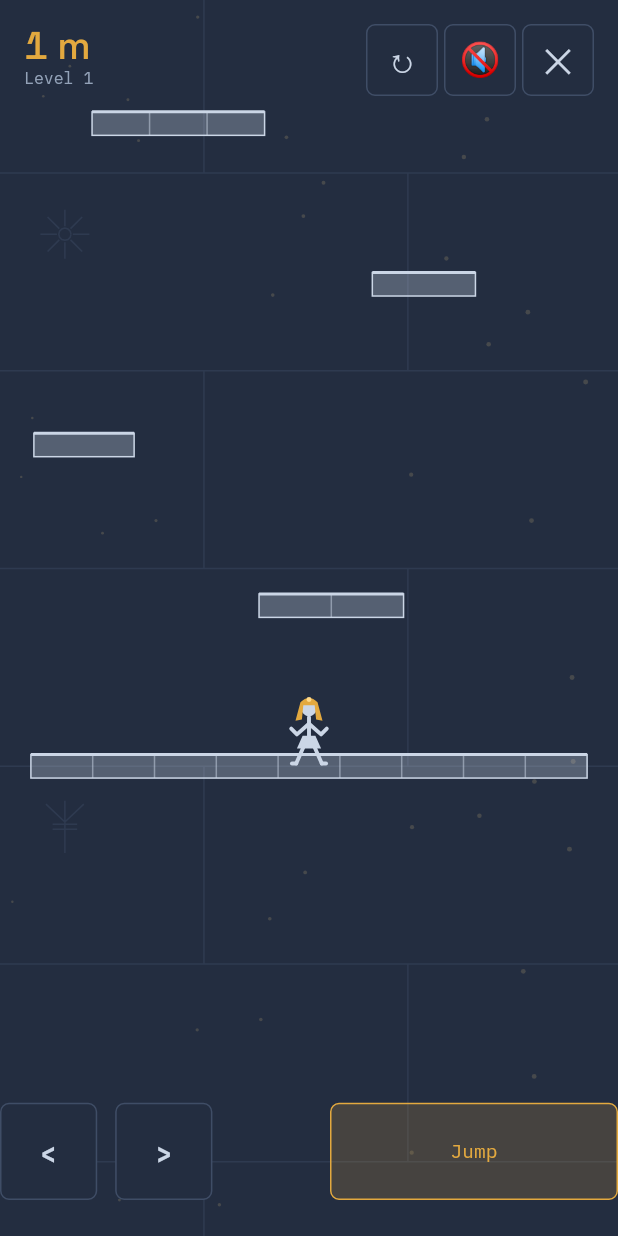
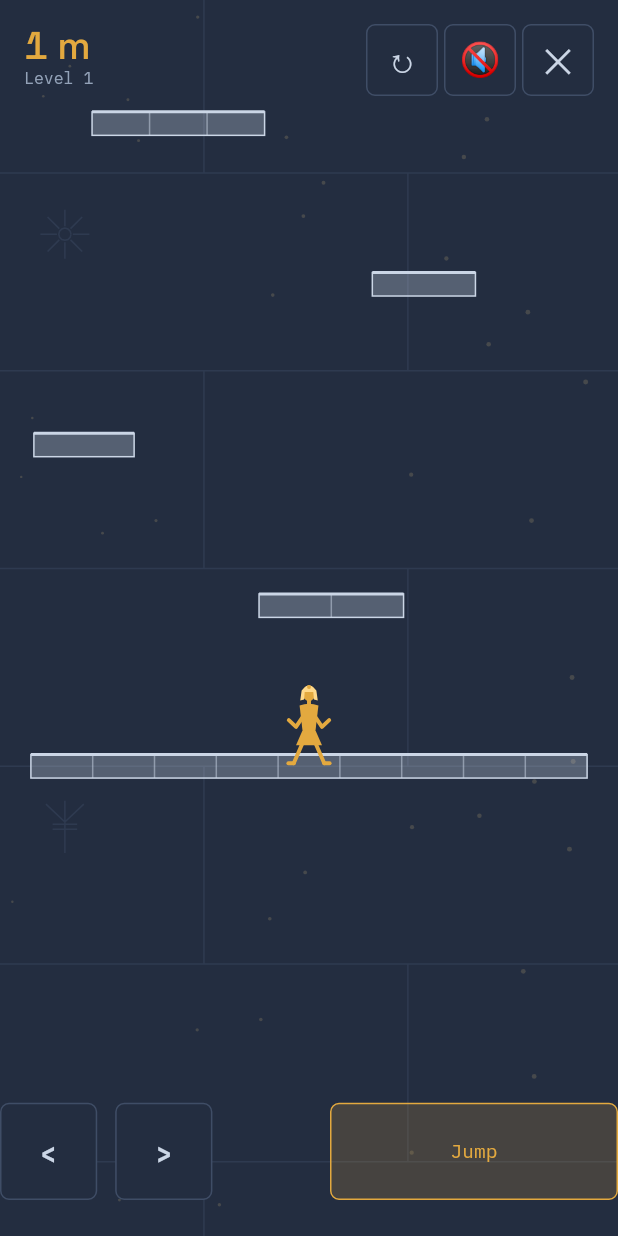
Before and after one commit to Asherbinyy/asherbinyy.github.io, a Flutter app: the AscentStage screen opened directly, after a tap on an icon or button, on a phone screen of 412 x 824 dp. Run offline on Flutter 3.47's test engine with Material 3 defaults, Android fonts, the phone set to English and light mode, and no system bars; our stand-ins replace audioplayers, flutter_riverpod, freezed_annotation, go_router, material_ui, riverpod_annotation and 2 more; missing offline and left inert: dart:js_interop, dart:ui_web; accounts and stored records are empty; generated files the repository leaves out were written again; network calls fail; statements that could not run were skipped; project files that could hold a hidden picture were left out.

Commit message:
feat(game): the climber is a person, in gold, instead of a stick in stone
The owner asked for a more realistic character, from a CC-licensed source
if one fitted. The licence research was done first and is recorded in the
worklog -- Kenney's Platformer Characters pack is genuinely CC0, confirmed
from kenney.nl directly, and OpenGameArt and itch.io both carry usable
CC0 packs.

None were used, deliberately. This site is bespoke carved Egyptian
line-work throughout, and a recoloured off-the-shelf platformer sprite
dropped into it would read as exactly the generic, bolted-on thing that
has been rejected repeatedly here. The figure is also about fifty pixels
tall in play, where little of a detailed sprite survives anyway. The
licences are cleared if the owner wants that route regardless.

Three passes, each driven by looking at the result rather than the code:

Gold instead of stone first -- he had been painted the same colour as the
wall he climbs, which is most of why he read as a stick figure. Section 2
reserves gold for the person, and on this screen that is him.

Then a pass with a profile face, a wesekh collar and flared nemes lappets,
which at fifty pixels came back as a chunky cartoon with unmistakable
blonde pigtails. Screenshotted, looked at, thrown away -- the same lesson
the football figure taught: at sprite scale the silhouette is the design.

Then silhouette-first: lean limbs, a real neck, a headdress that hugs the
skull rather than flaring past the shoulders, and finally a filled torso,
broad at the shoulder and drawn in at the waist. That torso is the
difference between a person and a stick figure at this size.

Drawn size went from 1.15m to 1.45m of the twenty-metre camera. It is
purely a painting constant, used nowhere in the physics, so nothing about
how the climb plays changed.

fvm dart format --set-exit-if-changed .   pass, 301 files, 0 changed
fvm flutter analyze                        pass, no issues
fvm flutter test                           pass, 706 tests
fvm flutter build web --wasm               pass

Co-Authored-By: Claude Opus 5 <noreply@anthropic.com>

```diff
--- a/lib/core/painting/ascent_painter.dart
+++ b/lib/core/painting/ascent_painter.dart
@@ -111,7 +111,7 @@ class AscentPainter extends CustomPainter {
   ///
   /// Two fifths of the gap between ledges, which is the proportion that reads
   /// as a creature climbing a tower rather than as a creature wedged in one.
-  static const double _climberMetres = 1.15;
+  static const double _climberMetres = 1.45;
 
   /// Metres between torches down a pier.
   static const double _torchGap = 7.5;
@@ -667,62 +667,120 @@ class AscentPainter extends CustomPainter {
       ..translate(x, y)
       ..scale(1 + spring, 1 - spring);
     Offset p(double dx, double dy) => Offset(dx * height, dy * height);
+
+    // Gold, not stone. The climber used to be painted in the same colour as
+    // the wall he is climbing, which is most of why he read as a stick figure
+    // rather than a person: a stone-coloured outline against stone-coloured
+    // masonry. Section 2 of the design system reserves gold for the person and
+    // for what is live, and on this screen that is him.
+    //
+    // He is about fifty pixels tall in play, which is sprite scale, and the
+    // first pass at this learned the lesson the hard way: a profile face, a
+    // wesekh collar and flared nemes lappets all at once turned to mush, and
+    // what read back was a chunky cartoon with blonde pigtails. At this size
+    // only the silhouette survives, so that is all this draws -- lean limbs,
+    // a real neck, a headdress that hugs the skull rather than flaring off
+    // it, and nothing else competing with them.
     final limb = Paint()
-      ..color = stone
-      ..strokeWidth = math.max(strokeWidth * 1.8, height * 0.055)
+      ..color = gold
+      ..strokeWidth = math.max(strokeWidth * 1.6, height * 0.044)
       ..strokeCap = StrokeCap.round
       ..strokeJoin = StrokeJoin.round
       ..style = PaintingStyle.stroke;
-    final spread = isReducedMotion || world.isGrounded ? 0.12 : 0.18;
-    final armY = world.velocity > 0 ? -0.68 : -0.45;
+    final solid = Paint()..color = gold;
+
+    // Legs stride wider in the air than on a ledge, so a jump reads as a jump
+    // from the silhouette alone.
+    final spread = isReducedMotion || world.isGrounded ? 0.11 : 0.17;
+    // Arms go up as he rises and forward as he falls -- the one cue that says
+    // which half of a jump you are watching.
+    final armY = world.velocity > 0 ? -0.66 : -0.44;
+
     canvas
-      ..drawLine(p(0, -0.69), p(0, -0.31), limb)
+      // Neck, short and real, so the head never floats free of the body.
+      ..drawLine(p(0, -0.775), p(0, -0.70), limb)
+      // The torso, as mass rather than as a line. This is the whole
+      // difference between a person and a stick figure at this size: broad at
+      // the shoulder, drawn in at the waist, and wide enough to carry the
+      // kilt beneath it.
       ..drawPath(
         Path()
-          ..moveTo(0, -height * 0.60)
-          ..lineTo(-height * 0.17, height * armY)
-          ..lineTo(-height * 0.25, height * (armY - 0.08)),
+          ..moveTo(-height * 0.105, -height * 0.680)
+          ..quadraticBezierTo(
+            0,
+            -height * 0.715,
+            height * 0.105,
+            -height * 0.680,
+          )
+          ..lineTo(height * 0.072, -height * 0.395)
+          ..lineTo(-height * 0.072, -height * 0.395)
+          ..close(),
+        solid,
+      )
+      // Arms, shoulder to elbow to hand.
+      ..drawPath(
+        Path()
+          ..moveTo(0, -height * 0.655)
+          ..lineTo(-height * 0.145, height * armY)
+          ..lineTo(-height * 0.225, height * (armY - 0.075)),
         limb,
       )
       ..drawPath(
         Path()
-          ..moveTo(0, -height * 0.60)
-          ..lineTo(height * 0.17, height * armY)
-          ..lineTo(height * 0.25, height * (armY - 0.08)),
+          ..moveTo(0, -height * 0.655)
+          ..lineTo(height * 0.145, height * armY)
+          ..lineTo(height * 0.225, height * (armY - 0.075)),
         limb,
       )
-      ..drawLine(p(-0.07, -0.29), p(-spread, -0.04), limb)
-      ..drawLine(p(0.07, -0.29), p(spread, -0.04), limb)
-      ..drawLine(p(-spread, -0.04), p(-spread - 0.06, -0.04), limb)
-      ..drawLine(p(spread, -0.04), p(spread + 0.06, -0.04), limb)
-      // Linen kilt and two arms/legs keep the silhouette human at phone size.
+      // Legs, hip to ankle, then a short foot forward -- the foot is what
+      // stops the leg reading as a dropped line.
+      ..drawLine(p(-0.05, -0.31), p(-spread, -0.035), limb)
+      ..drawLine(p(0.05, -0.31), p(spread, -0.035), limb)
+      ..drawLine(p(-spread, -0.035), p(-spread - 0.06, -0.035), limb)
+      ..drawLine(p(spread, -0.035), p(spread + 0.06, -0.035), limb)
+      // The shendyt: a filled kilt, wider at the hem. One shape, and it is
+      // the only thing on him that says which century he is from.
       ..drawPath(
         Path()
-          ..moveTo(-height * 0.09, -height * 0.43)
-          ..lineTo(height * 0.09, -height * 0.43)
-          ..lineTo(height * 0.17, -height * 0.25)
-          ..lineTo(-height * 0.17, -height * 0.25)
+          ..moveTo(-height * 0.075, -height * 0.395)
+          ..lineTo(height * 0.075, -height * 0.395)
+          ..lineTo(height * 0.145, -height * 0.235)
+          ..lineTo(-height * 0.145, -height * 0.235)
           ..close(),
-        Paint()..color = stone,
-      );
-    final head = p(0, -0.81);
-    canvas
-      ..drawCircle(head, height * 0.105, Paint()..color = stone)
-      // Gold nemes: flared sides, forehead band and a small central crest.
+        solid,
+      )
+      // The head: an oval on the neck, not a disc floating above it.
+      ..drawOval(
+        Rect.fromCenter(
+          center: p(0, -0.815),
+          width: height * 0.145,
+          height: height * 0.175,
+        ),
+        solid,
+      )
+      // The nemes, tight to the skull: a brow band and two short lappets that
+      // fall beside the jaw rather than flaring past the shoulders. Wider than
+      // this and it reads as hair.
       ..drawPath(
         Path()
-          ..moveTo(-height * 0.12, -height * 0.90)
-          ..quadraticBezierTo(0, -height * 1.02, height * 0.12, -height * 0.90)
-          ..lineTo(height * 0.19, -height * 0.64)
-          ..lineTo(height * 0.10, -height * 0.66)
-          ..lineTo(height * 0.08, -height * 0.86)
-          ..lineTo(-height * 0.08, -height * 0.86)
-          ..lineTo(-height * 0.10, -height * 0.66)
-          ..lineTo(-height * 0.19, -height * 0.64)
+          ..moveTo(-height * 0.082, -height * 0.845)
+          ..quadraticBezierTo(
+            0,
+            -height * 0.960,
+            height * 0.082,
+            -height * 0.845,
+          )
+          ..lineTo(height * 0.098, -height * 0.735)
+          ..lineTo(height * 0.055, -height * 0.745)
+          ..lineTo(height * 0.048, -height * 0.830)
+          ..lineTo(-height * 0.048, -height * 0.830)
+          ..lineTo(-height * 0.055, -height * 0.745)
+          ..lineTo(-height * 0.098, -height * 0.735)
           ..close(),
-        Paint()..color = gold,
+        Paint()..color = glow,
       )
-      ..drawCircle(p(0, -0.94), height * 0.035, Paint()..color = glow)
+      // The uraeus, on the brow band.
+      ..drawCircle(p(0, -0.885), height * 0.022, Paint()..color = gold)
       ..restore();
   }
 
```
Also changed, not shown: 1 other file.
